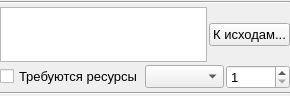
YakSid/PDNK2, file cvariantwidget.ui: the form before one commit.
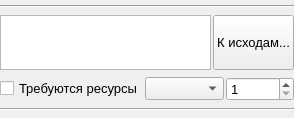
The form after the commit.

```diff
--- a/cvariantwidget.ui
+++ b/cvariantwidget.ui
@@ -6,8 +6,8 @@
    <rect>
     <x>0</x>
     <y>0</y>
-    <width>273</width>
-    <height>96</height>
+    <width>294</width>
+    <height>118</height>
    </rect>
   </property>
   <property name="font">
@@ -61,6 +61,12 @@
      </item>
      <item>
       <widget class="QPushButton" name="pb_toStage">
+       <property name="minimumSize">
+        <size>
+         <width>0</width>
+         <height>55</height>
+        </size>
+       </property>
        <property name="text">
         <string>К исходам...</string>
        </property>
```
